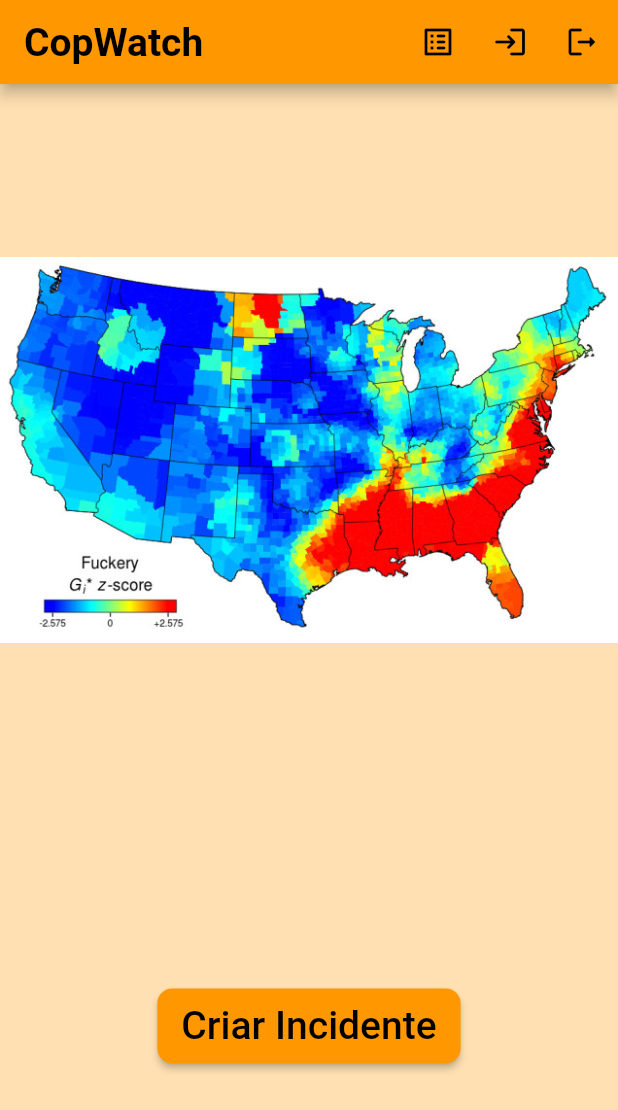
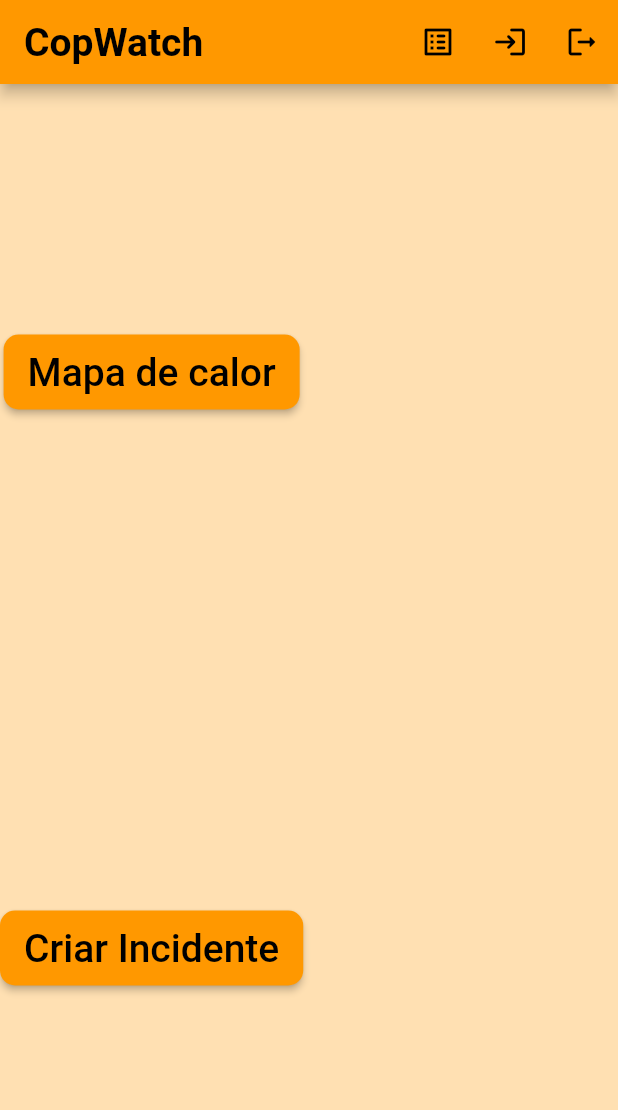
Before and after one commit to Iagolealfa/Cop-Incident, a Flutter app: the screen it shows after launch, on a phone screen of 412 x 824 dp. Shown: the top 1110 px of the screen. Run offline on Flutter 3.47's test engine with Material 2 defaults, Android fonts, the phone set to English and light mode, and no system bars; our stand-ins replace cloud_firestore, firebase_auth, firebase_core, flutter_map, image_picker, latlong2; accounts and stored records are empty; Roboto replaces fonts that are missing (Bebes Neue, Orienta).

Commit message:
Criado mapa de localização e mapa de ''calor''

```diff
--- a/incident/lib/main.dart
+++ b/incident/lib/main.dart
@@ -2,8 +2,10 @@ import 'package:flutter/material.dart';
 import 'package:incident/listaIncidentes.dart';
 import 'package:incident/criarIncidente.dart';
 import 'package:firebase_core/firebase_core.dart';
+import 'package:latlong2/latlong.dart';
 import 'firebase_options.dart';
 import 'package:incident/login.dart';
+import 'package:incident/mapaHome.dart';
 import 'package:firebase_auth/firebase_auth.dart';
 
 void main() async {
@@ -49,6 +51,11 @@ class IncidentApp extends StatelessWidget {
 }
 
 class MyHomePage extends StatelessWidget {
+  final List<LatLng> incidentLocations = [
+    LatLng(-8.058488275256941, -34.92830895827107),
+    LatLng(-8.05788189940112, -34.92422613999412)
+  ];
+
   MyHomePage({super.key});
   final FirebaseAuth _auth = FirebaseAuth.instance;
 
@@ -131,9 +138,27 @@ class MyHomePage extends StatelessWidget {
                   mainAxisAlignment: MainAxisAlignment.spaceAround,
                   crossAxisAlignment: CrossAxisAlignment.center,
                   children: <Widget>[
-                    SizedBox(
-                        width: double.infinity,
-                        child: Image.asset('assets/images/Incidentes.jpg')),
+                    ElevatedButton(
+                        onPressed: () {
+                          Navigator.push(
+                            context,
+                            MaterialPageRoute(
+                                builder: (context) => Map(incidentLocations)),
+                          );
+                          _doSomethingRequiringAuth(context);
+                        },
+                        style: ElevatedButton.styleFrom(
+                          backgroundColor: Colors.orange,
+                          foregroundColor: Colors.black,
+                          shape: RoundedRectangleBorder(
+                            borderRadius: BorderRadius.circular(10),
+                          ),
+                          padding: EdgeInsets.symmetric(
+                              horizontal: 16, vertical: 10),
+                        ),
+                        child: Text(
+                          'Mapa de calor',
+                        )),
                     ElevatedButton(
                         onPressed: () {
                           Navigator.push(
--- a/incident/pubspec.yaml
+++ b/incident/pubspec.yaml
@@ -38,7 +38,9 @@ dependencies:
   permission_handler: ^10.4.3
   path_provider: ^2.1.0
   path: ^1.8.3
-
+  google_maps_flutter: ^2.4.0
+  flutter_map: ^4.0.0
+  latlong2: ^0.8.1
 
   # The following adds the Cupertino Icons font to your application.
   # Use with the CupertinoIcons class for iOS style icons.
```
Also changed, not shown: incident/lib/criarIncidente.dart (+16 -15 lines), incident/lib/mapaCreate.dart (added, +80 -0 lines), incident/lib/mapaHome.dart (added, +49 -0 lines), incident/pubspec.lock.
